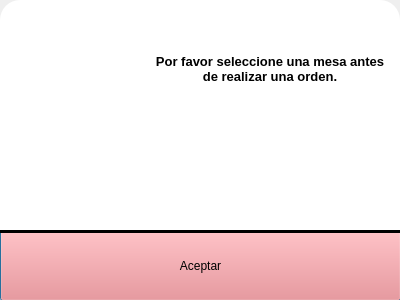
Old version of the form Restaurante/Mesero/mensaje.ui in the repository camvaz/restaurante-ihc.
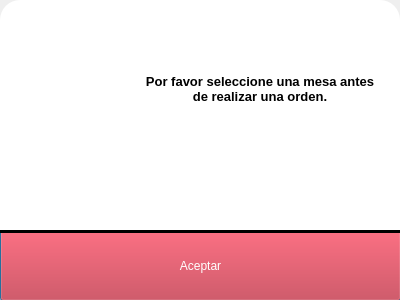
New version of the form.

Commit message: diseño mensaje

Diff of the .ui file:
```diff
--- a/Restaurante/Mesero/mensaje.ui
+++ b/Restaurante/Mesero/mensaje.ui
@@ -57,8 +57,8 @@
      <cursorShape>OpenHandCursor</cursorShape>
     </property>
     <property name="styleSheet">
-     <string notr="true">color: rgb(0, 0, 0);
-background-color: #FB7C7C;
+     <string notr="true">color: white;
+background-color:rgb(201, 37, 49);
 font: 75 13pt &quot;MS Serif&quot;;
 
 
@@ -71,8 +71,8 @@
    <widget class="QTextBrowser" name="textBrowser">
     <property name="geometry">
      <rect>
-      <x>150</x>
-      <y>50</y>
+      <x>140</x>
+      <y>70</y>
       <width>240</width>
       <height>71</height>
      </rect>
@@ -105,13 +105,13 @@
     <property name="geometry">
      <rect>
       <x>30</x>
-      <y>50</y>
+      <y>70</y>
       <width>81</width>
       <height>71</height>
      </rect>
     </property>
     <property name="text">
-     <string> </string>
+     <string/>
     </property>
     <property name="scaledContents">
      <bool>true</bool>
```
